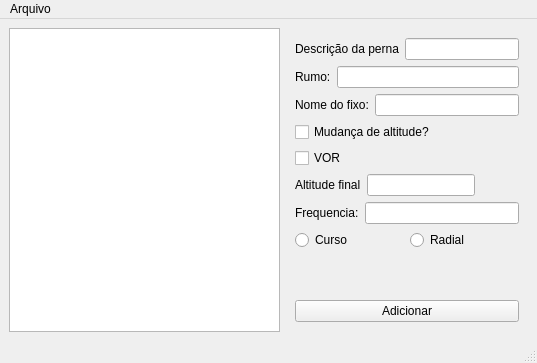
Qt form mainwindow.ui (LucasSousacomS/navegacaoAerea) before a commit.
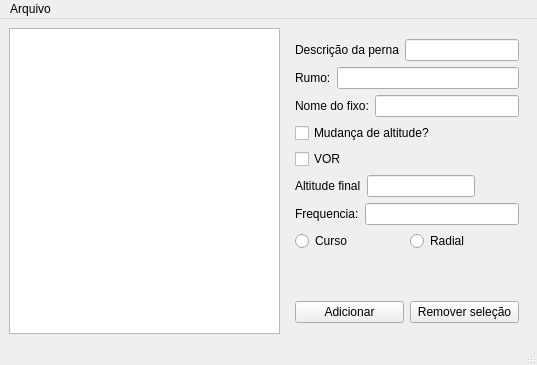
The same form after that commit.

Commit message: Preparando merge com a main

What changed in the file:
```diff
--- a/mainwindow.ui
+++ b/mainwindow.ui
@@ -7,7 +7,7 @@
     <x>0</x>
     <y>0</y>
     <width>537</width>
-    <height>363</height>
+    <height>365</height>
    </rect>
   </property>
   <property name="windowTitle">
@@ -20,7 +20,7 @@
    <property name="mouseTracking">
     <bool>false</bool>
    </property>
-   <layout class="QHBoxLayout" name="horizontalLayout_7">
+   <layout class="QHBoxLayout" name="horizontalLayout_8">
     <item>
      <widget class="QTableWidget" name="tb_pernas"/>
     </item>
@@ -162,11 +162,22 @@
         </spacer>
        </item>
        <item>
+        <layout class="QHBoxLayout" name="horizontalLayout_7">
+         <item>
         <widget class="QPushButton" name="pushButton">
          <property name="text">
           <string>Adicionar</string>
          </property>
         </widget>
+         </item>
+         <item>
+          <widget class="QPushButton" name="btn_remover">
+           <property name="text">
+            <string>Remover seleção</string>
+           </property>
+          </widget>
+         </item>
+        </layout>
        </item>
       </layout>
      </widget>
```
Lines whose indentation alone changed are shown as unchanged. The commit also changes 1 other file.
